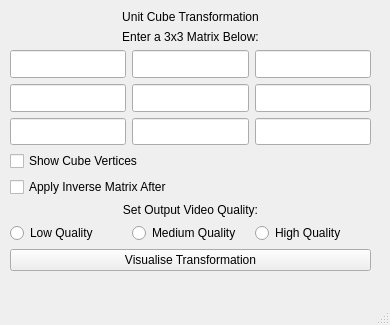
Qt form unit_cube.ui (KallaxenC/LinearLab) before a commit.
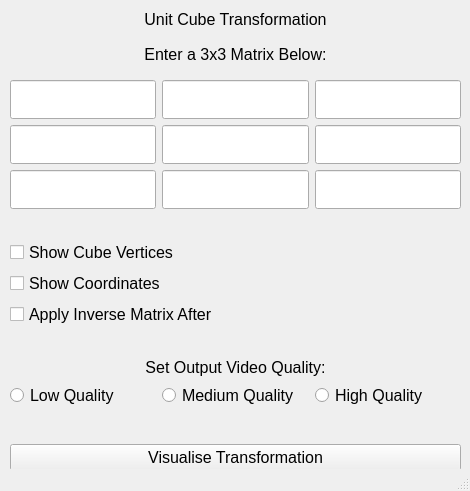
The same form after that commit.

Commit message: Added Inverse and Coordinate support to Unit Cube animations

```diff
--- a/unit_cube.ui
+++ b/unit_cube.ui
@@ -6,55 +6,30 @@
    <rect>
     <x>0</x>
     <y>0</y>
-    <width>390</width>
-    <height>325</height>
+    <width>470</width>
+    <height>491</height>
    </rect>
   </property>
   <property name="windowTitle">
    <string>MainWindow</string>
   </property>
   <widget class="QWidget" name="centralwidget">
+   <property name="font">
+    <font>
+     <family>Segoe UI</family>
+     <pointsize>12</pointsize>
+    </font>
+   </property>
    <widget class="QWidget" name="gridLayoutWidget_2">
     <property name="geometry">
      <rect>
       <x>10</x>
       <y>10</y>
-      <width>361</width>
-      <height>261</height>
+      <width>451</width>
+      <height>461</height>
      </rect>
     </property>
     <layout class="QGridLayout" name="gridLayout_3">
-     <item row="5" column="0">
-      <layout class="QGridLayout" name="propertiesLayout_G">
-       <property name="leftMargin">
-        <number>0</number>
-       </property>
-       <item row="0" column="0">
-        <widget class="QCheckBox" name="verticles_checkbox">
-         <property name="text">
-          <string>Show Cube Vertices</string>
-         </property>
-        </widget>
-       </item>
-       <item row="1" column="0">
-        <widget class="QCheckBox" name="inverseMatrix_checkBox">
-         <property name="text">
-          <string>Apply Inverse Matrix After</string>
-         </property>
-        </widget>
-       </item>
-       <item row="2" column="0">
-        <widget class="QLabel" name="label_3">
-         <property name="text">
-          <string>Set Output Video Quality:</string>
-         </property>
-         <property name="alignment">
-          <set>Qt::AlignCenter</set>
-         </property>
-        </widget>
-       </item>
-      </layout>
-     </item>
      <item row="6" column="0">
       <layout class="QHBoxLayout" name="qualityLayout_H">
        <item>
@@ -462,6 +437,70 @@
        </property>
       </spacer>
      </item>
+     <item row="5" column="0">
+      <layout class="QGridLayout" name="propertiesLayout_G">
+       <property name="leftMargin">
+        <number>0</number>
+       </property>
+       <item row="0" column="0">
+        <spacer name="verticalSpacer_4">
+         <property name="orientation">
+          <enum>Qt::Vertical</enum>
+         </property>
+         <property name="sizeHint" stdset="0">
+          <size>
+           <width>20</width>
+           <height>40</height>
+          </size>
+         </property>
+        </spacer>
+       </item>
+       <item row="3" column="0">
+        <widget class="QCheckBox" name="inverseMatrix_checkBox">
+         <property name="text">
+          <string>Apply Inverse Matrix After</string>
+         </property>
+        </widget>
+       </item>
+       <item row="6" column="0">
+        <widget class="QLabel" name="label_3">
+         <property name="text">
+          <string>Set Output Video Quality:</string>
+         </property>
+         <property name="alignment">
+          <set>Qt::AlignCenter</set>
+         </property>
+        </widget>
+       </item>
+       <item row="1" column="0">
+        <widget class="QCheckBox" name="verticles_checkbox">
+         <property name="text">
+          <string>Show Cube Vertices</string>
+         </property>
+        </widget>
+       </item>
+       <item row="2" column="0">
+        <widget class="QCheckBox" name="coordinates_checkBox">
+         <property name="text">
+          <string>Show Coordinates</string>
+         </property>
+        </widget>
+       </item>
+       <item row="5" column="0">
+        <spacer name="verticalSpacer_5">
+         <property name="orientation">
+          <enum>Qt::Vertical</enum>
+         </property>
+         <property name="sizeHint" stdset="0">
+          <size>
+           <width>20</width>
+           <height>40</height>
+          </size>
+         </property>
+        </spacer>
+       </item>
+      </layout>
+     </item>
     </layout>
    </widget>
   </widget>
```
Left out of the diff: 204 changed lines with no effect on the pictures. The commit also changes 2 other files.
